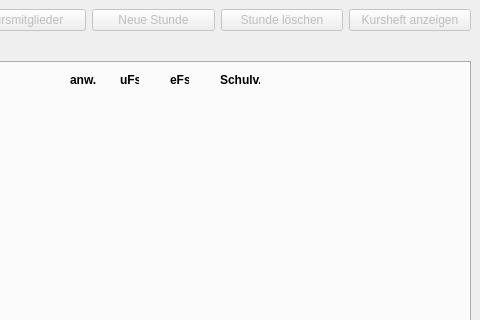
This is MainWindow.ui in pyphil/Kursbuch as Qt 5 draws it before an edit; both pictures show x 552 to 1032 and y 0 to 320 of the 1032 by 681 pixel window. The edited form follows.
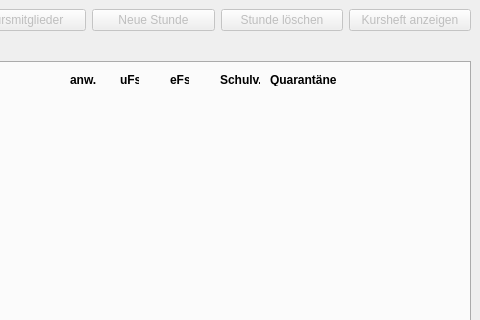
This is the edited form. The open tabs and pages were chosen to show the change. Icons and pictures are not drawn.

Commit message: Quarantäneoption eingbaut

Patch:
```diff
--- a/MainWindow.ui
+++ b/MainWindow.ui
@@ -292,6 +292,25 @@
           <string>Schulv.</string>
          </property>
         </widget>
+        <widget class="QLabel" name="label_Schulv_2">
+         <property name="geometry">
+          <rect>
+           <x>400</x>
+           <y>10</y>
+           <width>67</width>
+           <height>13</height>
+          </rect>
+         </property>
+         <property name="font">
+          <font>
+           <weight>75</weight>
+           <bold>true</bold>
+          </font>
+         </property>
+         <property name="text">
+          <string>Quarantäne</string>
+         </property>
+        </widget>
        </widget>
        <widget class="QWidget" name="verticalLayoutWidget">
         <property name="geometry">
```
The commit also changes 3 other files.
